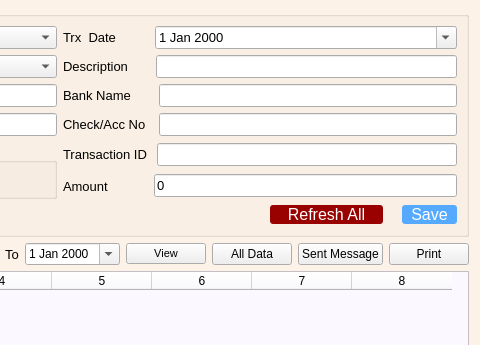
This is ui/cashtrx.ui in ansarul543/pos-inventory as Qt 5 draws it before an edit; both pictures show x 360 to 840 and y 0 to 345 of the 840 by 552 pixel window. The edited form follows.
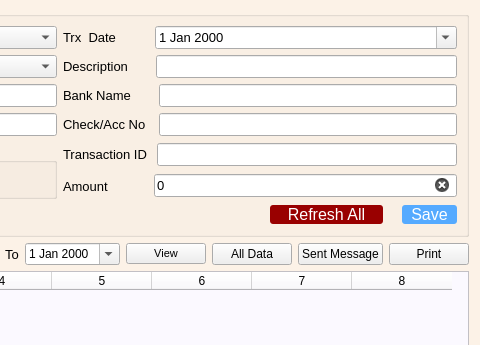
This is the edited form.

```diff
--- a/ui/cashtrx.ui
+++ b/ui/cashtrx.ui
@@ -373,6 +373,9 @@
           <property name="text">
            <string>0</string>
           </property>
+          <property name="clearButtonEnabled">
+           <bool>true</bool>
+          </property>
          </widget>
         </item>
        </layout>
```
Left out of the diff: 18 changed lines with no effect on the pictures.
